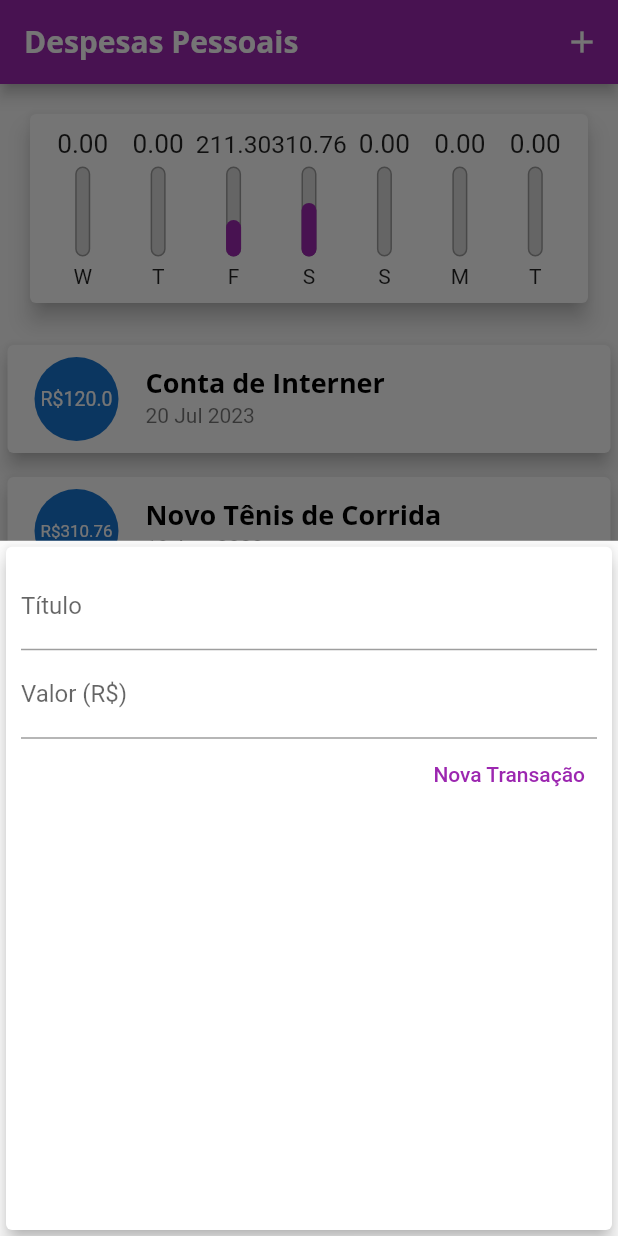
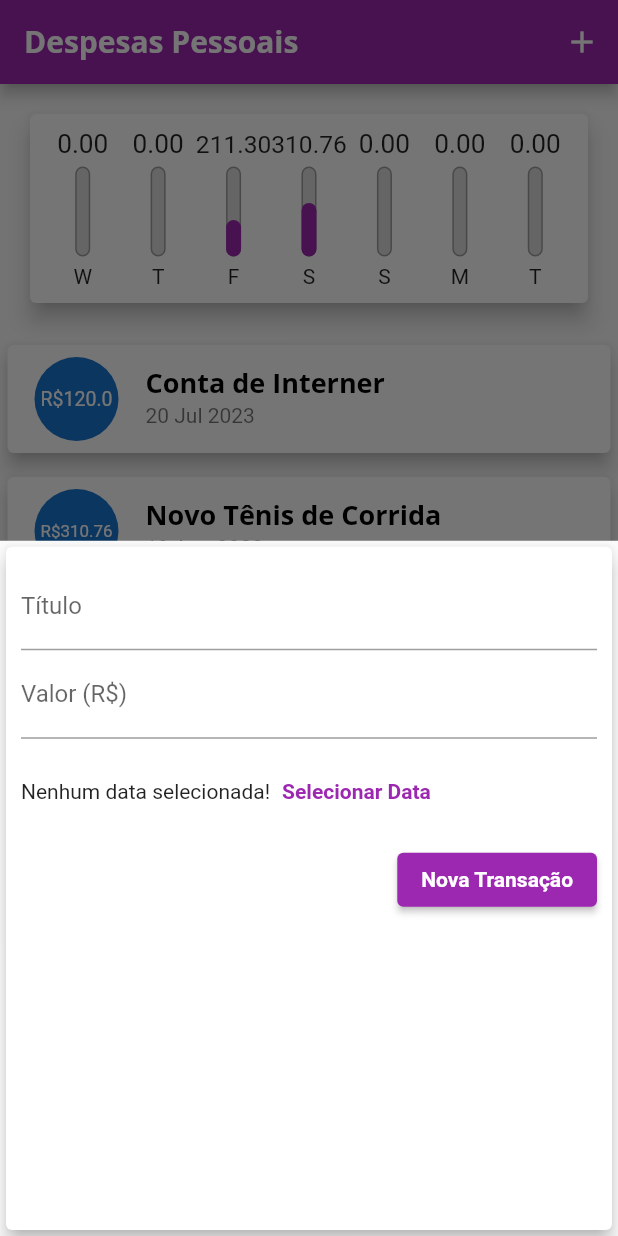
Before and after one commit to Erasmojf/expenses, a Flutter app: the screen it shows after launch, after a tap on the "add" icon, on a phone screen of 412 x 824 dp. Run offline on Flutter 3.47's test engine with Material 2 defaults, Android fonts, the phone set to English and light mode, and no system bars.

Commit message:
Adjustments in transaction form

```diff
--- a/expenses/lib/components/transaction_form.dart
+++ b/expenses/lib/components/transaction_form.dart
@@ -49,14 +49,31 @@ class _TransactionFormState extends State<TransactionForm> {
                 labelText: 'Valor (R\$)',
               ),
             ),
+            Container(
+              height: 70,
+              child: Row(
+                children: [
+                  Text('Nenhum data selecionada!'),
+                  TextButton(
+                    onPressed: () {},
+                    child: Text(
+                      'Selecionar Data',
+                      style: TextStyle(
+                        fontWeight: FontWeight.bold,
+                      ),
+                    ),
+                  ),
+                ],
+              ),
+            ),
             Row(
               mainAxisAlignment: MainAxisAlignment.end,
               children: <Widget>[
-                TextButton(
+                ElevatedButton(
                   child: const Text(
                     'Nova Transação',
                     style: TextStyle(
-                      color: Colors.purple,
+                      color: Colors.white,
                     ),
                   ),
                   onPressed: _submitForm,
--- a/expenses/lib/main.dart
+++ b/expenses/lib/main.dart
@@ -26,6 +26,10 @@ class ExpensesApp extends StatelessWidget {
             fontSize: 18,
             fontWeight: FontWeight.bold,
             color: Colors.black,
+          ),
+          button: TextStyle(
+            color: Colors.white,
+            fontWeight: FontWeight.bold,
           ),
         ),
         appBarTheme: AppBarTheme(
```
